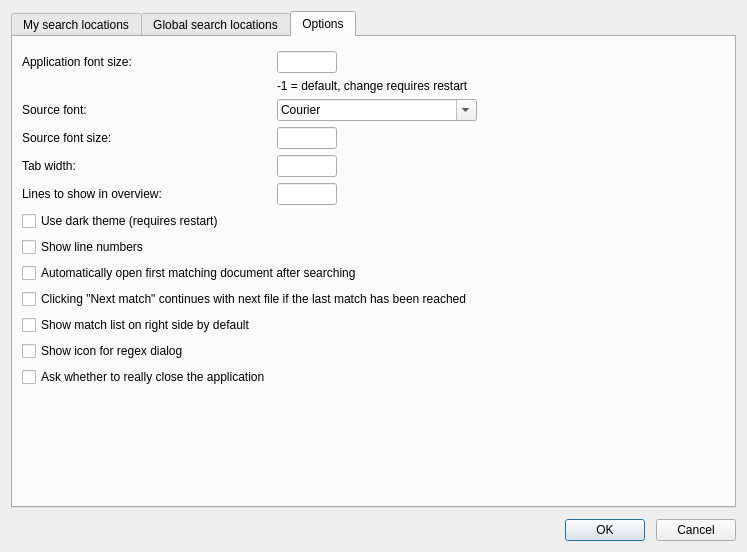
First picture: the form in dialogs/SettingsDialog.ui, repository otengler/CodeBeagle, before the edit.
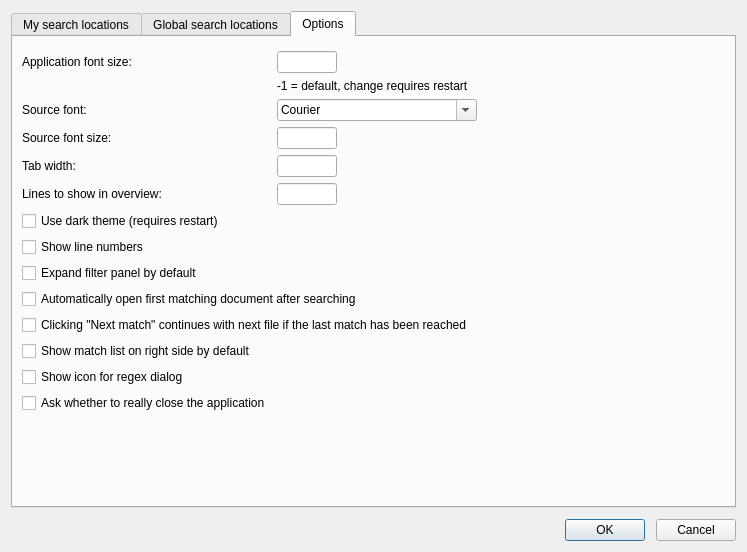
Second picture: the form after the edit. The open tabs and pages were chosen to show the change. Custom widgets are drawn as their Qt base class.

Commit message: Add option to expand filter panel by default

Patch:
```diff
--- a/dialogs/SettingsDialog.ui
+++ b/dialogs/SettingsDialog.ui
@@ -393,6 +393,13 @@
          </property>
         </widget>
        </item>
+       <item row="9" column="0" colspan="2">
+        <widget class="QCheckBox" name="checkExpandFilterPanel">
+         <property name="text">
+          <string>Expand filter panel by default</string>
+         </property>
+        </widget>
+       </item>
        <item row="10" column="0" colspan="2">
         <widget class="QCheckBox" name="checkActivateFirstMatch">
          <property name="text">
```
The commit also changes 4 other files.
